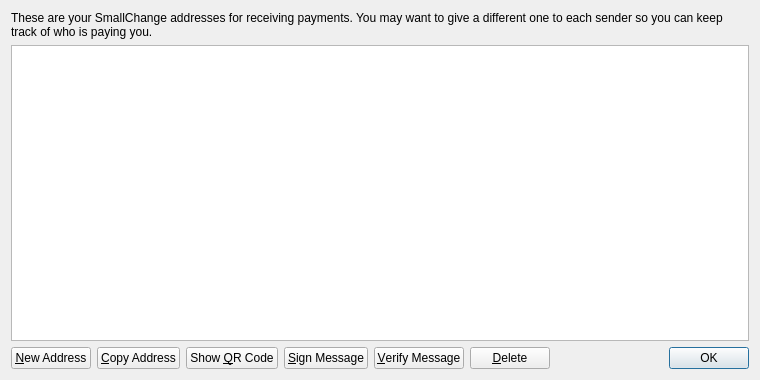
The window that src/qt/forms/addressbookpage.ui (FriarDevTeam/theFriar) describes before a commit, drawn with Qt 5.
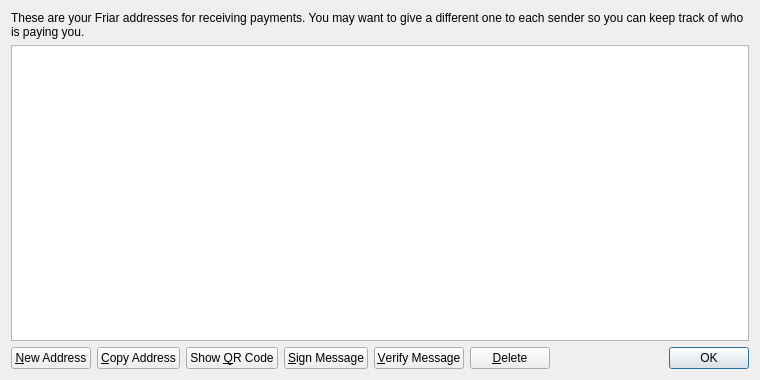
The same window after the commit. Icons and pictures are not drawn.

Commit message:
Renamed SmallChange to Friar
Renamed SmallChange to Friar

Diff of the .ui file:
```diff
--- a/src/qt/forms/addressbookpage.ui
+++ b/src/qt/forms/addressbookpage.ui
@@ -17,7 +17,7 @@
    <item>
     <widget class="QLabel" name="labelExplanation">
      <property name="text">
-      <string>These are your SmallChange addresses for receiving payments. You may want to give a different one to each sender so you can keep track of who is paying you.</string>
+      <string>These are your Friar addresses for receiving payments. You may want to give a different one to each sender so you can keep track of who is paying you.</string>
      </property>
      <property name="textFormat">
       <enum>Qt::PlainText</enum>
```
The commit also changes 32 other files.
